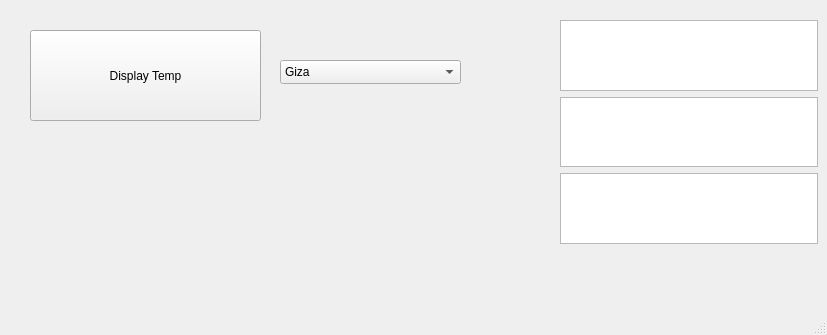
Above: C++_Assignments/Weather/QT/Weather/mainwindow.ui from ahmed19897/Embedded_Linux_Course_Projects before the change. Below: the same form after it.
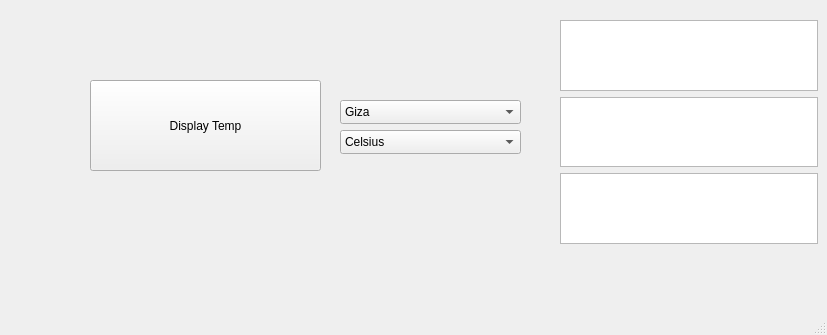
That is the form after the change.

```diff
--- a/C++_Assignments/Weather/QT/Weather/mainwindow.ui
+++ b/C++_Assignments/Weather/QT/Weather/mainwindow.ui
@@ -17,8 +17,8 @@
    <widget class="QPushButton" name="WeatherButton">
     <property name="geometry">
      <rect>
-      <x>30</x>
-      <y>30</y>
+      <x>90</x>
+      <y>80</y>
       <width>231</width>
       <height>91</height>
      </rect>
@@ -54,8 +54,8 @@
    <widget class="QComboBox" name="CityList">
     <property name="geometry">
      <rect>
-      <x>280</x>
-      <y>60</y>
+      <x>340</x>
+      <y>100</y>
       <width>181</width>
       <height>24</height>
      </rect>
@@ -81,6 +81,26 @@
      </property>
     </item>
    </widget>
+   <widget class="QComboBox" name="CityList_2">
+    <property name="geometry">
+     <rect>
+      <x>340</x>
+      <y>130</y>
+      <width>181</width>
+      <height>24</height>
+     </rect>
+    </property>
+    <item>
+     <property name="text">
+      <string>Celsius</string>
+     </property>
+    </item>
+    <item>
+     <property name="text">
+      <string>Fahrenheit</string>
+     </property>
+    </item>
+   </widget>
   </widget>
   <widget class="QStatusBar" name="statusbar"/>
  </widget>
```
